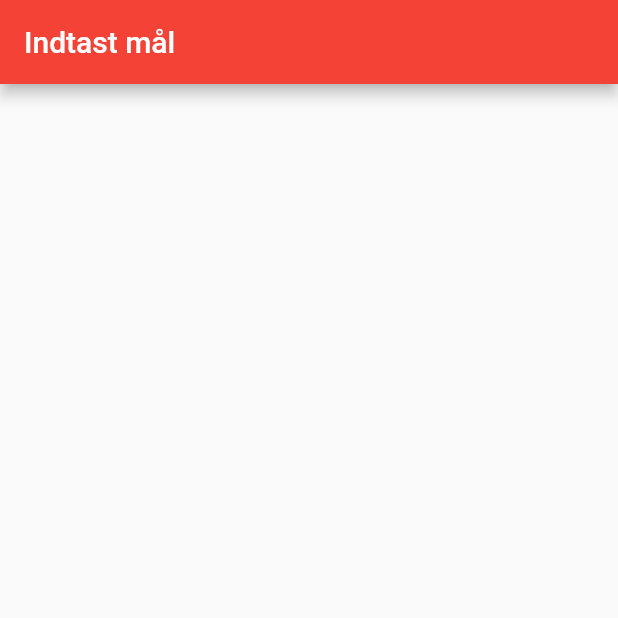
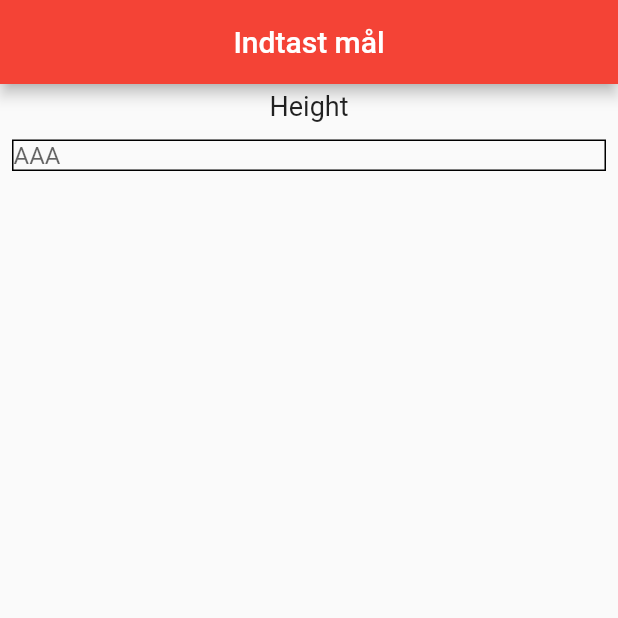
Before and after one commit to tdybda17/flutter_sizeguide, a Flutter app: the screen it shows after launch, on a phone screen of 412 x 824 dp, the top half of it. Run offline on Flutter 3.47's test engine with Material 2 defaults, Android fonts, the phone set to English and light mode, and no system bars.

Commit message:
Lavet på start skærmen

```diff
--- a/lib/screens/start_screen.dart
+++ b/lib/screens/start_screen.dart
@@ -1,8 +1,12 @@
 
 import 'package:flutter/material.dart';
+import 'package:flutter_sizeguide/backend/costumer_info.dart';
+import 'package:flutter_sizeguide/widgets/size_input_field.dart';
 
 class StartScreen extends StatelessWidget {
   final String _title;
+  TextEditingController heightTextController = new TextEditingController();
+  CustomerInfo _customerInfo;
 
   StartScreen(this._title);
 
@@ -10,11 +14,16 @@ class StartScreen extends StatelessWidget {
   Widget build(BuildContext context) {
     return Scaffold(
         appBar: AppBar(
-          // Here we take the value from the MyHomePage object that was created by
-          // the App.build method, and use it to set our appbar title.
+          centerTitle: true,
           title: Text(_title),
         ),
-        body: Center(),
+        body: Center(
+          child: new Column(
+            children: <Widget>[
+              SizeInputField('Height', heightTextController)
+            ],
+          ),
+        ),
     );
   }
 }
--- /dev/null
+++ b/lib/widgets/size_input_field.dart
@@ -0,0 +1,45 @@
+import 'package:flutter/cupertino.dart';
+import 'package:flutter/material.dart';
+
+Widget SizeInputField(final String typeOfInput, TextEditingController textController) {
+  return new Column(
+    children: <Widget>[
+      new Container(
+        margin: const EdgeInsets.all(4.0),
+        child: new Text(
+            typeOfInput,
+            style: new TextStyle(fontSize: 18),
+        ),
+      ),
+      createInputTextField(typeOfInput, textController),
+    ],
+  );
+
+
+  return createInputTextField(typeOfInput, textController);
+}
+
+Widget createInputTextField(String typeOfInput, TextEditingController textController) {
+  return new Row(
+    children: <Widget>[
+      Flexible(
+        child: new Container(
+            margin: const EdgeInsets.all(8.0),
+            decoration: new BoxDecoration(border: Border.all()),
+            child: new TextField(
+              controller: textController,
+              onSubmitted: _handleSubmitted,
+              decoration: InputDecoration.collapsed(
+              hintText: "AAA"),
+            )
+          )
+        ),
+    ],
+  );
+}
+
+void _handleSubmitted(String inputField) {
+  //Do something
+
+  return;
+}
```
